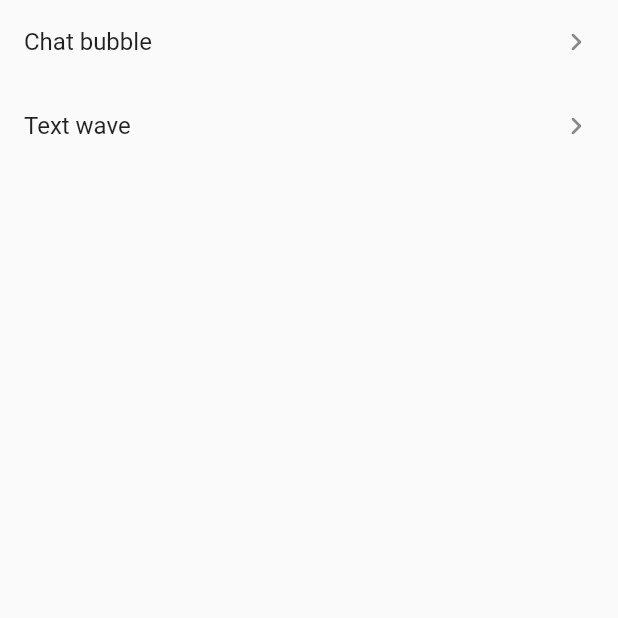
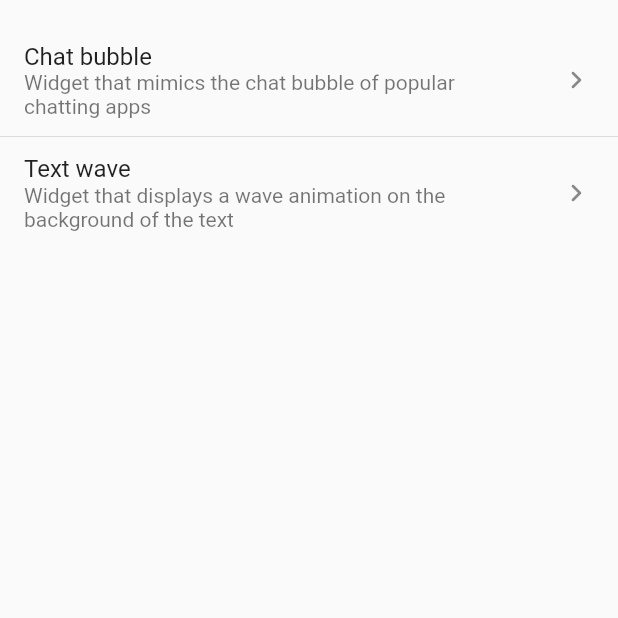
Before and after one commit to vferreirati/Custom-Render-Objects, a Flutter app: the screen it shows after launch, on a phone screen of 412 x 824 dp, the top half of it. Run offline on Flutter 3.47's test engine with Material 2 defaults, Android fonts, the phone set to English and light mode, and no system bars; our stand-ins replace go_router.

Commit message:
menu screen bugfixes

```diff
--- a/lib/src/features/menu/menu_screen.dart
+++ b/lib/src/features/menu/menu_screen.dart
@@ -9,14 +9,22 @@ class MenuScreen extends StatelessWidget {
     return Scaffold(
       body: SafeArea(
         child: ListView(
+          padding: const EdgeInsets.symmetric(vertical: 24.0),
           children: [
             ListTile(
               title: const Text('Chat bubble'),
+              subtitle: const Text(
+                'Widget that mimics the chat bubble of popular chatting apps',
+              ),
               trailing: const Icon(Icons.chevron_right_rounded),
               onTap: () => context.push('/chat_bubble'),
             ),
+            const Divider(),
             ListTile(
               title: const Text('Text wave'),
+              subtitle: const Text(
+                'Widget that displays a wave animation on the background of the text',
+              ),
               trailing: const Icon(Icons.chevron_right_rounded),
               onTap: () => context.push('/text_wave'),
             ),
```
